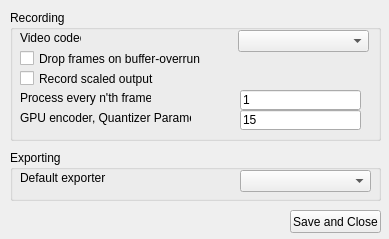
This is BioTracker/CoreApp/BioTracker/View/SettingsWindow.ui in BioroboticsLab/biotracker_core as Qt 5 draws it before an edit. The edited form follows.
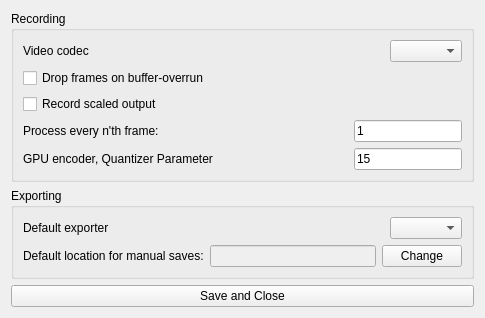
This is the edited form.

Commit message: added default location for manual saving to settings window

Patch:
```diff
--- a/BioTracker/CoreApp/BioTracker/View/SettingsWindow.ui
+++ b/BioTracker/CoreApp/BioTracker/View/SettingsWindow.ui
@@ -6,176 +6,156 @@
    <rect>
     <x>0</x>
     <y>0</y>
-    <width>389</width>
-    <height>239</height>
+    <width>485</width>
+    <height>303</height>
    </rect>
   </property>
   <property name="windowTitle">
    <string>Settings</string>
   </property>
-  <widget class="QPushButton" name="buttonSaveClose">
-   <property name="geometry">
-    <rect>
-     <x>290</x>
-     <y>210</y>
-     <width>91</width>
-     <height>23</height>
-    </rect>
-   </property>
-   <property name="text">
-    <string>Save and Close</string>
-   </property>
-  </widget>
+  <layout class="QVBoxLayout" name="verticalLayout_2">
+   <item>
   <widget class="QGroupBox" name="groupBoxRecording">
-   <property name="geometry">
-    <rect>
-     <x>10</x>
-     <y>10</y>
-     <width>371</width>
-     <height>131</height>
-    </rect>
-   </property>
    <property name="title">
     <string>Recording</string>
    </property>
+     <layout class="QVBoxLayout" name="verticalLayout_3">
+      <item>
+       <layout class="QHBoxLayout" name="horizontalLayout_6">
+        <item>
    <widget class="QLabel" name="labelVideoCodec">
-    <property name="geometry">
-     <rect>
-      <x>10</x>
-      <y>20</y>
-      <width>61</width>
-      <height>16</height>
-     </rect>
-    </property>
     <property name="text">
      <string>Video codec</string>
     </property>
    </widget>
+        </item>
+        <item alignment="Qt::AlignRight">
    <widget class="QComboBox" name="comboBoxVideoCodec">
-    <property name="geometry">
-     <rect>
-      <x>228</x>
-      <y>20</y>
-      <width>131</width>
-      <height>22</height>
-     </rect>
-    </property>
-   </widget>
+          <property name="sizePolicy">
+           <sizepolicy hsizetype="Preferred" vsizetype="Fixed">
+            <horstretch>0</horstretch>
+            <verstretch>0</verstretch>
+           </sizepolicy>
+          </property>
+         </widget>
+        </item>
+       </layout>
+      </item>
+      <item>
    <widget class="QCheckBox" name="checkBoxDropFrames">
-    <property name="geometry">
-     <rect>
-      <x>10</x>
-      <y>40</y>
-      <width>181</width>
-      <height>17</height>
-     </rect>
-    </property>
     <property name="text">
      <string>Drop frames on buffer-overrun</string>
     </property>
    </widget>
+      </item>
+      <item>
    <widget class="QCheckBox" name="checkBox_scaledOutput">
-    <property name="geometry">
-     <rect>
-      <x>10</x>
-      <y>60</y>
-      <width>161</width>
-      <height>17</height>
-     </rect>
-    </property>
     <property name="text">
      <string>Record scaled output</string>
     </property>
    </widget>
+      </item>
+      <item>
+       <layout class="QHBoxLayout" name="horizontalLayout_5">
+        <item>
    <widget class="QLabel" name="label_nthFrame">
-    <property name="geometry">
-     <rect>
-      <x>10</x>
-      <y>80</y>
-      <width>131</width>
-      <height>16</height>
-     </rect>
-    </property>
     <property name="text">
      <string>Process every n'th frame:</string>
     </property>
    </widget>
+        </item>
+        <item alignment="Qt::AlignRight">
    <widget class="QLineEdit" name="lineEdit_nthFrame">
-    <property name="geometry">
-     <rect>
-      <x>230</x>
-      <y>80</y>
-      <width>121</width>
-      <height>20</height>
-     </rect>
-    </property>
     <property name="text">
      <string>1</string>
     </property>
    </widget>
+        </item>
+       </layout>
+      </item>
+      <item>
+       <layout class="QHBoxLayout" name="horizontalLayout_4">
+        <item>
    <widget class="QLabel" name="label_qp">
-    <property name="geometry">
-     <rect>
-      <x>10</x>
-      <y>100</y>
-      <width>171</width>
-      <height>16</height>
-     </rect>
-    </property>
     <property name="text">
      <string>GPU encoder, Quantizer Parameter</string>
     </property>
    </widget>
+        </item>
+        <item alignment="Qt::AlignRight">
    <widget class="QLineEdit" name="lineEdit_qp">
-    <property name="geometry">
-     <rect>
-      <x>230</x>
-      <y>100</y>
-      <width>121</width>
-      <height>20</height>
-     </rect>
-    </property>
     <property name="text">
      <string>15</string>
     </property>
    </widget>
-  </widget>
+        </item>
+       </layout>
+      </item>
+     </layout>
+    </widget>
+   </item>
+   <item>
   <widget class="QGroupBox" name="groupBoxExporting">
-   <property name="geometry">
-    <rect>
-     <x>10</x>
-     <y>150</y>
-     <width>371</width>
-     <height>51</height>
-    </rect>
+     <property name="sizePolicy">
+      <sizepolicy hsizetype="Expanding" vsizetype="Preferred">
+       <horstretch>0</horstretch>
+       <verstretch>0</verstretch>
+      </sizepolicy>
    </property>
    <property name="title">
     <string>Exporting</string>
    </property>
-   <widget class="QComboBox" name="comboBoxDefaultExporter">
-    <property name="geometry">
-     <rect>
-      <x>230</x>
-      <y>20</y>
-      <width>131</width>
-      <height>22</height>
-     </rect>
-    </property>
-   </widget>
+     <layout class="QVBoxLayout" name="verticalLayout">
+      <item>
+       <layout class="QHBoxLayout" name="horizontalLayout">
+        <item>
    <widget class="QLabel" name="label">
-    <property name="geometry">
-     <rect>
-      <x>10</x>
-      <y>20</y>
-      <width>91</width>
-      <height>16</height>
-     </rect>
-    </property>
     <property name="text">
      <string>Default exporter</string>
     </property>
    </widget>
-  </widget>
+        </item>
+        <item alignment="Qt::AlignRight">
+         <widget class="QComboBox" name="comboBoxDefaultExporter"/>
+        </item>
+       </layout>
+      </item>
+      <item>
+       <layout class="QHBoxLayout" name="horizontalLayout_2">
+        <item>
+         <widget class="QLabel" name="label_2">
+          <property name="text">
+           <string>Default location for manual saves:</string>
+          </property>
+         </widget>
+        </item>
+        <item>
+         <widget class="QLineEdit" name="lineEditLocationManSave">
+          <property name="enabled">
+           <bool>false</bool>
+          </property>
+         </widget>
+        </item>
+        <item>
+         <widget class="QPushButton" name="pushButtonSetNewLocManSave">
+          <property name="text">
+           <string>Change</string>
+          </property>
+         </widget>
+        </item>
+       </layout>
+      </item>
+     </layout>
+    </widget>
+   </item>
+   <item>
+    <widget class="QPushButton" name="buttonSaveClose">
+     <property name="text">
+      <string>Save and Close</string>
+     </property>
+    </widget>
+   </item>
+  </layout>
  </widget>
  <resources/>
  <connections/>
```
Lines whose indentation alone changed are shown as unchanged. The commit also changes 5 other files.
